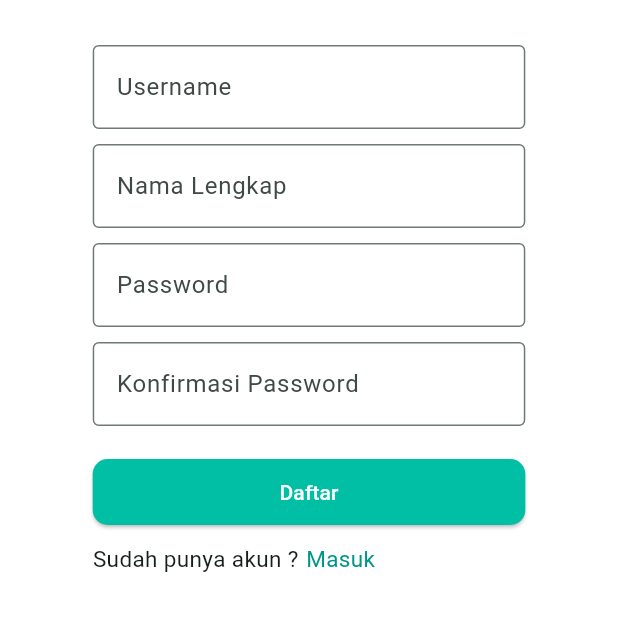
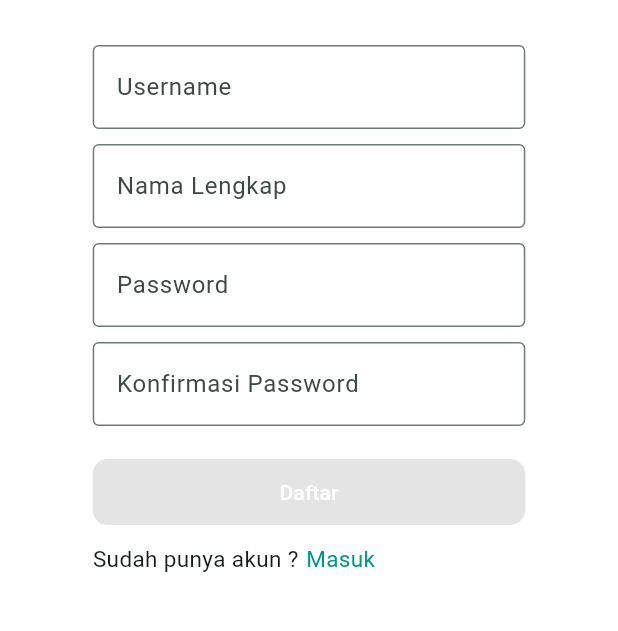
Before and after one commit to Golfantara/UTS-MobileProgramming, a Flutter app: the RegisterScreen screen opened directly, on a phone screen of 412 x 824 dp, the part 405-1036 px from its top. Run offline on Flutter 3.47's test engine with Material 3 defaults, Android fonts, the phone set to English and light mode, and no system bars; our stand-ins replace carousel_slider, dio, image_picker, infinite_scroll_pagination.

Commit message:
improve: register validation

```diff
--- a/mobile/lib/screens/auth/register.dart
+++ b/mobile/lib/screens/auth/register.dart
@@ -4,18 +4,46 @@ import 'package:tour_app/screens/auth/main.dart';
 import 'package:tour_app/services/services_signup.dart';
 import 'package:tour_app/model/model_signup.dart';
 
-class RegisterScreen extends StatelessWidget {
-  const RegisterScreen({Key? key});
+class RegisterScreen extends StatefulWidget {
+  const RegisterScreen({super.key});
 
   @override
-  Widget build(BuildContext context) {
+  // ignore: library_private_types_in_public_api
+  _RegisterScreenState createState() => _RegisterScreenState();
+}
+
+class _RegisterScreenState extends State<RegisterScreen> {
   final TextEditingController username = TextEditingController();
   final TextEditingController fullname = TextEditingController();
   final TextEditingController password = TextEditingController();
   final TextEditingController cpassword = TextEditingController();
 
+  bool isLoading = false;
+  bool isButtonDisabled = true;
+
   final SignUpService _signUpService = SignUpService();
 
+  @override
+  void initState() {
+    super.initState();
+    username.addListener(validateInput);
+    fullname.addListener(validateInput);
+    password.addListener(validateInput);
+    cpassword.addListener(validateInput);
+  }
+
+  void validateInput() {
+    setState(() {
+      isButtonDisabled = !(username.text.isNotEmpty &&
+          fullname.text.isNotEmpty &&
+          password.text.isNotEmpty &&
+          cpassword.text.isNotEmpty &&
+          password.text == cpassword.text);
+    });
+  }
+
+  @override
+  Widget build(BuildContext context) {
     return Scaffold(
       appBar: AppBar(
         title: const Text('Daftar Akun'),
@@ -26,7 +54,8 @@ class RegisterScreen extends StatelessWidget {
               context,
               MaterialPageRoute(builder: (context) => const AuthScreen()),
             );
-            }),
+          },
+        ),
       ),
       backgroundColor: Colors.white,
       body: Center(
@@ -38,7 +67,8 @@ class RegisterScreen extends StatelessWidget {
               style: TextStyle(
                 fontSize: 30,
                 color: Colors.teal,
-                  fontWeight: FontWeight.bold),
+                fontWeight: FontWeight.bold,
+              ),
             ),
             const SizedBox(height: 30),
             FractionallySizedBox(
@@ -90,8 +120,13 @@ class RegisterScreen extends StatelessWidget {
             FractionallySizedBox(
               widthFactor: 0.7,
               child: ElevatedButton(
-                onPressed: () async {
-                  if (password.text == cpassword.text) {
+                onPressed: isButtonDisabled || isLoading
+                    ? null
+                    : () async {
+                        setState(() {
+                          isLoading = true;
+                        });
+
                         ModelSignUp? signUpResponse =
                             await _signUpService.signUpAccount(
                           username.text,
@@ -100,18 +135,35 @@ class RegisterScreen extends StatelessWidget {
                         );
 
                         if (signUpResponse != null) {
-                      print('Berhasil mendaftar: ${signUpResponse.message}');
                           Navigator.pushReplacement(
+                            // ignore: use_build_context_synchronously
                             context,
                             MaterialPageRoute(
-                          builder: (context) => LoginScreen(),
+                              builder: (context) => const LoginScreen(),
                             ),
                           );
                         } else {
-                      print('Gagal mendaftar');
-                    }
-                  } else {
-                    print('Password dan konfirmasi password tidak cocok');
+                          setState(() {
+                            isLoading = false;
+                          });
+
+                          showDialog(
+                              // ignore: use_build_context_synchronously
+                              context: context,
+                              builder: (BuildContext context) {
+                                return AlertDialog(
+                                    title: const Text('Error'),
+                                    content: const Text(
+                                      'Terjadi kesalahan saat melakukan daftar',
+                                    ),
+                                    actions: [
+                                      TextButton(
+                                          child: const Text('OK'),
+                                          onPressed: () {
+                                            Navigator.of(context).pop();
+                                          })
+                                    ]);
+                              });
                         }
                       },
                 style: ElevatedButton.styleFrom(
@@ -120,8 +172,21 @@ class RegisterScreen extends StatelessWidget {
                     borderRadius: BorderRadius.circular(10),
                   ),
                 ),
-                child: const Padding(
-                  padding: EdgeInsets.symmetric(horizontal: 40, vertical: 12),
+                child: isLoading
+                    ? Padding(
+                        padding: const EdgeInsets.symmetric(
+                            horizontal: 40, vertical: 12),
+                        child: SizedBox(
+                            height: 20,
+                            width: 20,
+                            child: CircularProgressIndicator(
+                              strokeWidth: 3,
+                              color: Colors.tealAccent[300],
+                            )),
+                      )
+                    : const Padding(
+                        padding:
+                            EdgeInsets.symmetric(horizontal: 40, vertical: 12),
                         child: Text(
                           'Daftar',
                           style: TextStyle(color: Colors.white),
```
Lines whose indentation alone changed are shown as unchanged.
